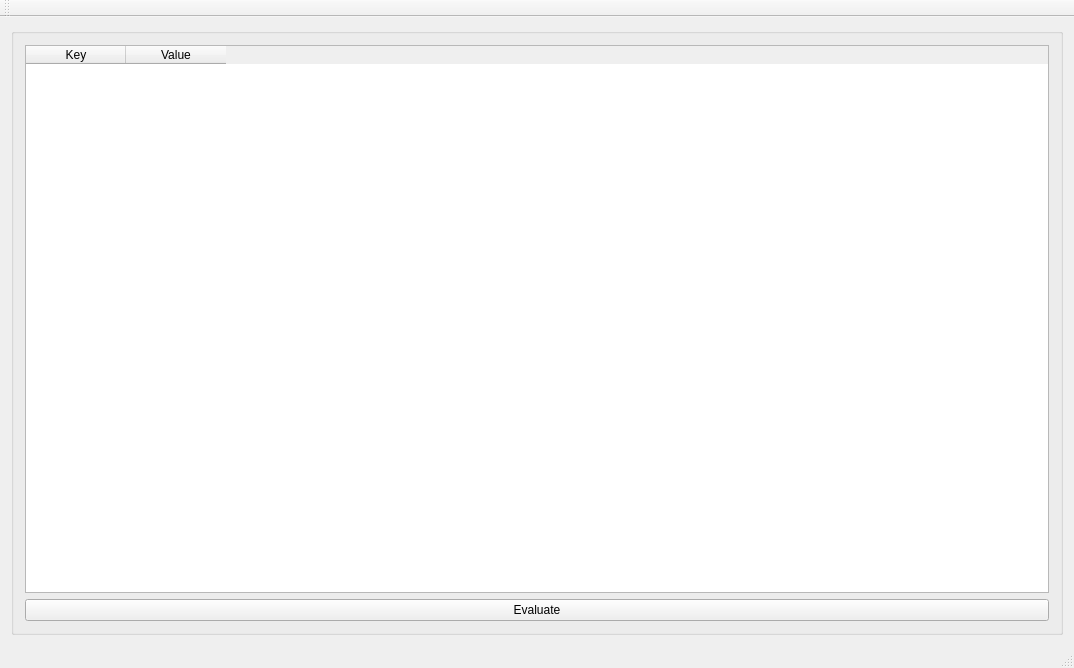
This is gui_app/mainwindow.ui in olegyablokov/pde-numeric-solver as Qt 5 draws it before an edit. The edited form follows.
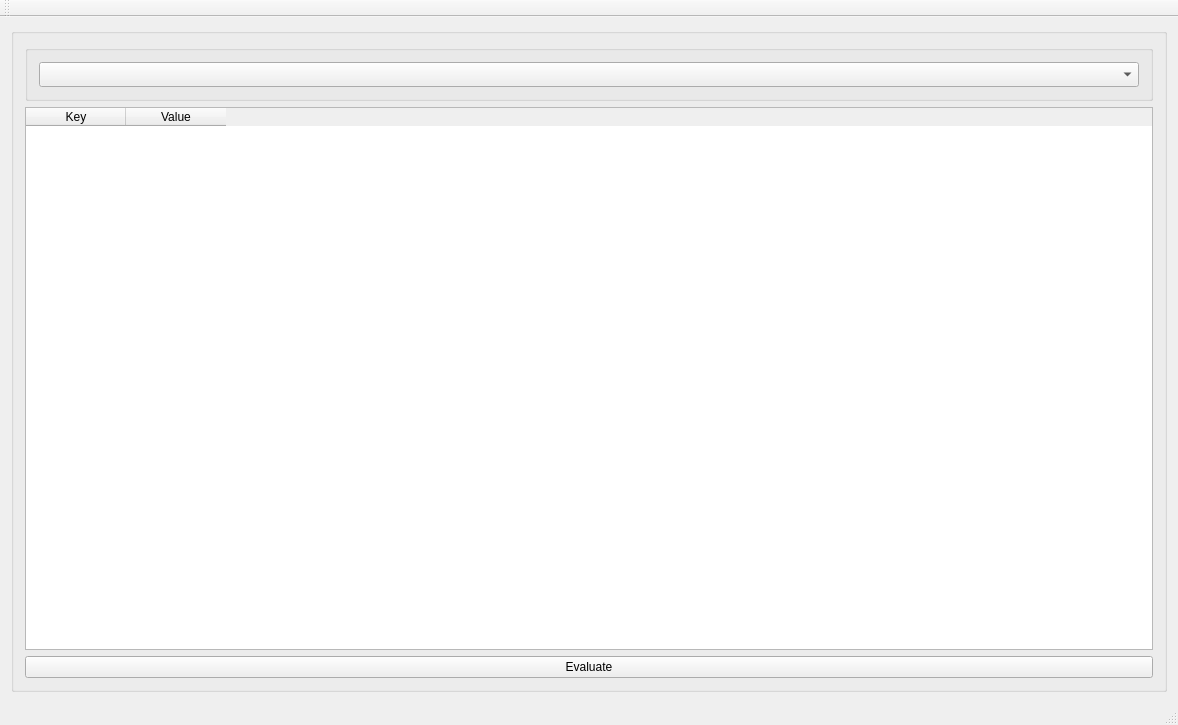
This is the edited form.

Commit message: Added wave equation solving support (though unstable, this is to be fixed)

```diff
--- a/gui_app/mainwindow.ui
+++ b/gui_app/mainwindow.ui
@@ -6,10 +6,22 @@
    <rect>
     <x>0</x>
     <y>0</y>
-    <width>1074</width>
-    <height>668</height>
+    <width>1178</width>
+    <height>725</height>
    </rect>
   </property>
+  <property name="sizePolicy">
+   <sizepolicy hsizetype="Expanding" vsizetype="Expanding">
+    <horstretch>0</horstretch>
+    <verstretch>0</verstretch>
+   </sizepolicy>
+  </property>
+  <property name="minimumSize">
+   <size>
+    <width>600</width>
+    <height>400</height>
+   </size>
+  </property>
   <property name="windowTitle">
    <string>Pde solver</string>
   </property>
@@ -37,6 +49,9 @@
         <property name="layoutDirection">
          <enum>Qt::LeftToRight</enum>
         </property>
+        <property name="styleSheet">
+         <string notr="true"/>
+        </property>
         <property name="title">
          <string/>
         </property>
@@ -44,6 +59,30 @@
          <bool>false</bool>
         </property>
         <layout class="QVBoxLayout" name="verticalLayout">
+         <item>
+          <widget class="QGroupBox" name="groupBox_2">
+           <property name="font">
+            <font>
+             <family>Noto Sans</family>
+             <pointsize>9</pointsize>
+             <weight>9</weight>
+             <italic>false</italic>
+             <bold>false</bold>
+            </font>
+           </property>
+           <property name="styleSheet">
+            <string notr="true"/>
+           </property>
+           <property name="title">
+            <string/>
+           </property>
+           <layout class="QVBoxLayout" name="verticalLayout_2">
+            <item>
+             <widget class="QComboBox" name="EquationComboBox"/>
+            </item>
+           </layout>
+          </widget>
+         </item>
          <item>
           <widget class="QTableWidget" name="PdeSettingsTableWidget">
            <column>
```
Left out of the diff: 2 changed lines with no effect on the pictures. The commit also changes 16 other files.
